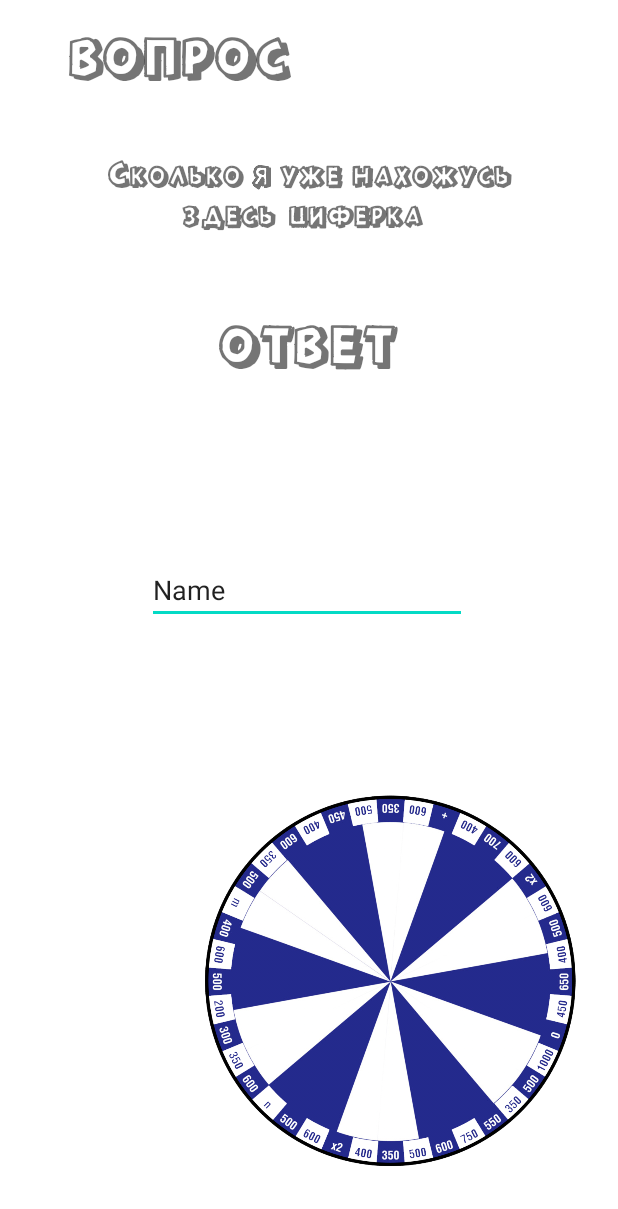
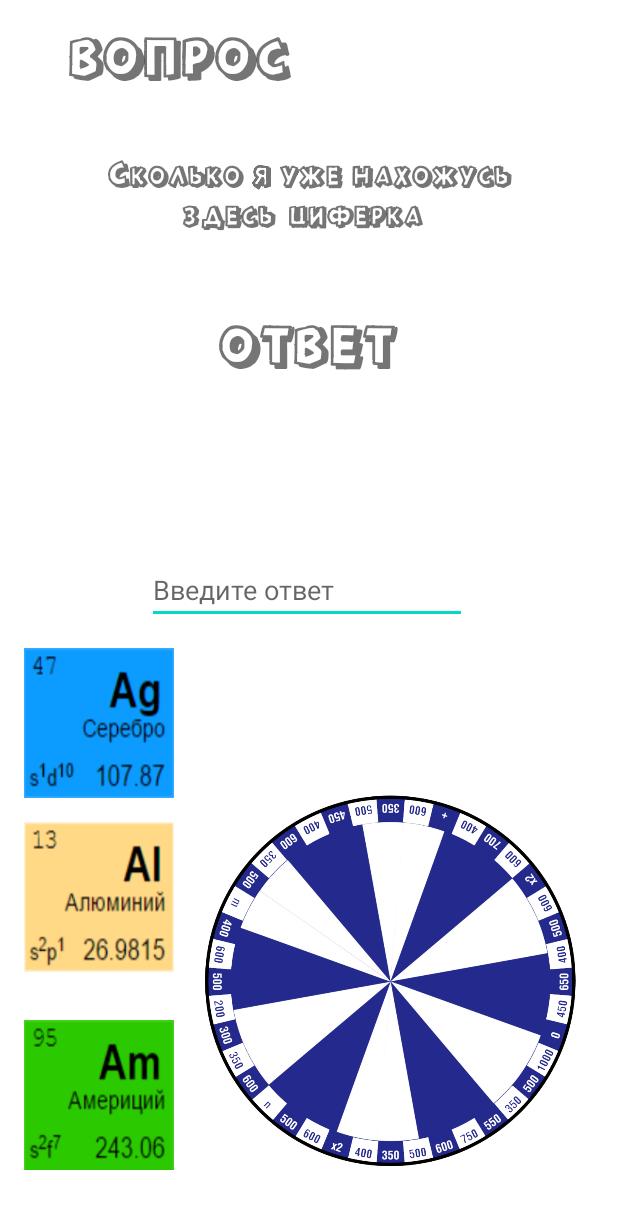
Before and after one commit to fr1botik/PoleChudes, an Android app: the first screen opened directly, with no data from a screen before it, on a phone screen of 412 x 824 dp. Shown: the top 1209 px of the screen. Run offline under Robolectric (Android 15) with nearby library versions, the phone set to English and light mode, and no system bars; 2 statements that could not run were skipped.

Commit message:
Так я его доделал еее

```diff
--- a/app/src/main/java/com/example/polechudes/options.java
+++ b/app/src/main/java/com/example/polechudes/options.java
@@ -17,7 +17,6 @@ public class options extends AppCompatActivity {
 
     String [] difficult = {"Легкая","Средняя","Сложная"};
     String [] baraban = {"Первый барабан","Второй барабан","Третий барабан"};
-    TextView text;
     TextView textView,textView1;
 
 
@@ -31,7 +30,7 @@ public class options extends AppCompatActivity {
 
         textView = findViewById(R.id.test);
         textView1 = findViewById(R.id.test2);
-        text = findViewById(R.id.text);
+
 
 
         Spinner spinner = findViewById(R.id.spinner2);
@@ -73,6 +72,7 @@ public class options extends AppCompatActivity {
         };
 
         spinner1.setOnItemSelectedListener(itemSelectedListener1);
+
         /*textView.setText(setting1 + " " + setting2 );*/
 
     }
@@ -83,7 +83,6 @@ public class options extends AppCompatActivity {
 
         String set = textView.getText().toString();
         String set1 = textView1.getText().toString();
-        text.setText(set + set1);
         if (set.equals("0"))
         {
             intent = new Intent(this,first.class);
--- a/app/src/main/res/layout/first.xml
+++ b/app/src/main/res/layout/first.xml
@@ -10,11 +10,11 @@
         android:layout_width="100dp"
         android:layout_height="100dp"
         android:layout_marginBottom="292dp"
+        android:background="@drawable/ag"
         app:layout_constraintBottom_toBottomOf="parent"
         app:layout_constraintEnd_toEndOf="parent"
         app:layout_constraintHorizontal_bias="0.051"
-        app:layout_constraintStart_toStartOf="parent"
-        tools:srcCompat="@tools:sample/avatars" />
+        app:layout_constraintStart_toStartOf="parent" />
 
     <TextView
         android:id="@+id/textView6"
@@ -66,22 +66,22 @@
         android:layout_width="100dp"
         android:layout_height="100dp"
         android:layout_marginBottom="44dp"
+        android:background="@drawable/am"
         app:layout_constraintBottom_toBottomOf="parent"
         app:layout_constraintEnd_toEndOf="parent"
         app:layout_constraintHorizontal_bias="0.051"
-        app:layout_constraintStart_toStartOf="parent"
-        tools:srcCompat="@tools:sample/avatars" />
+        app:layout_constraintStart_toStartOf="parent" />
 
     <ImageView
         android:id="@+id/player2"
         android:layout_width="100dp"
         android:layout_height="100dp"
         android:layout_marginBottom="176dp"
+        android:background="@drawable/al"
         app:layout_constraintBottom_toBottomOf="parent"
         app:layout_constraintEnd_toEndOf="parent"
         app:layout_constraintHorizontal_bias="0.051"
-        app:layout_constraintStart_toStartOf="parent"
-        tools:srcCompat="@tools:sample/avatars" />
+        app:layout_constraintStart_toStartOf="parent" />
 
     <ImageView
         android:id="@+id/baraban"
@@ -102,9 +102,9 @@
         android:layout_height="wrap_content"
         android:layout_marginBottom="408dp"
         android:ems="10"
+        android:hint="Введите ответ"
         android:imeOptions="actionDone"
         android:inputType="textPersonName"
-        android:text="Name"
         app:layout_constraintBottom_toBottomOf="parent"
         app:layout_constraintEnd_toEndOf="parent"
         app:layout_constraintHorizontal_bias="0.492"
--- a/app/src/main/res/values/strings.xml
+++ b/app/src/main/res/values/strings.xml
@@ -7,7 +7,7 @@
     </array>
     <array name="ans_easy">
         <item>Олег</item>
-        <item>7</item>
+        <item>Семь</item>
         <item>Тонна</item>
     </array>
 </resources>
```
Also changed, not shown: app/src/main/java/com/example/polechudes/first.java (+19 -53 lines), app/src/main/res/layout/options.xml (+2 -13 lines), app/src/main/res/drawable/ag.png (added), app/src/main/res/drawable/al.png (added), app/src/main/res/drawable/am.png (added).
